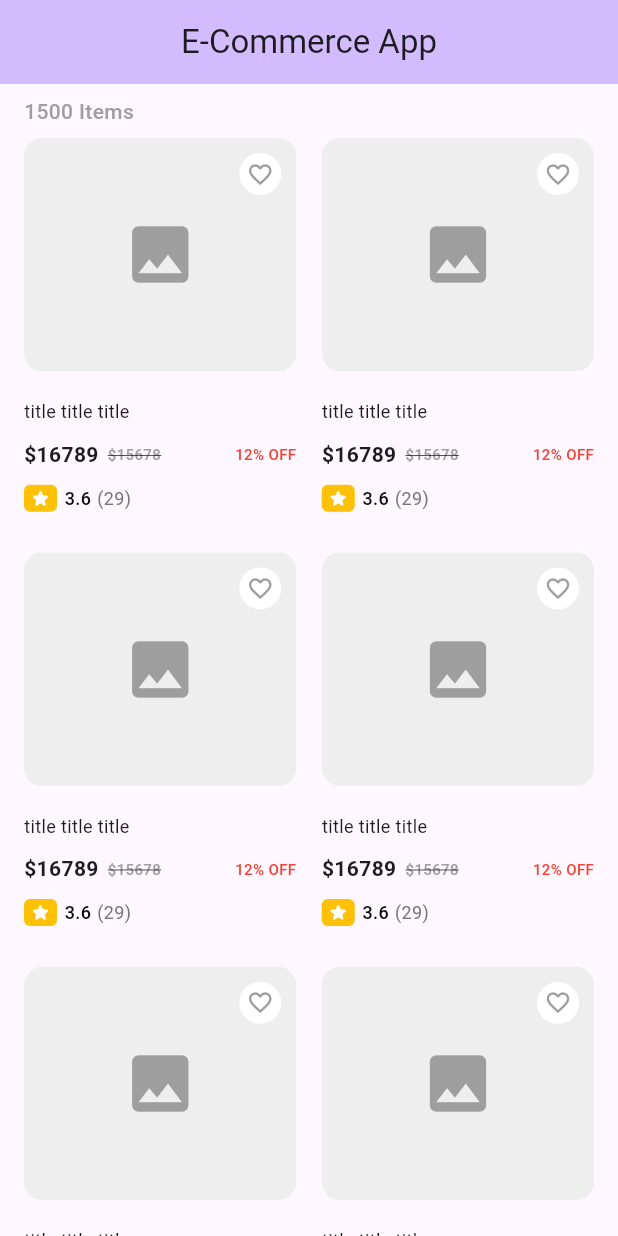
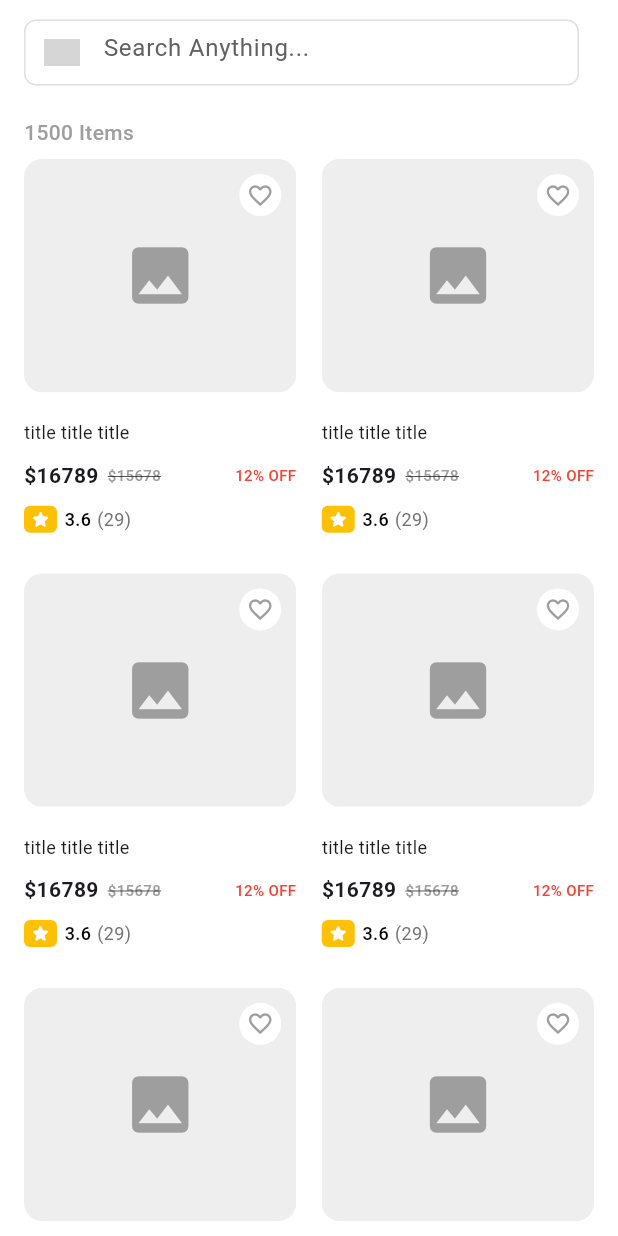
Before and after one commit to farhana-95/q_tech_shopping_app, a Flutter app: the screen it shows after launch, on a phone screen of 412 x 824 dp. Run offline on Flutter 3.47's test engine with Material 3 defaults, Android fonts, the phone set to English and light mode, and no system bars; our stand-ins replace flutter_riverpod; grey boxes are pictures that could not be loaded.

Commit message:
added search bar

```diff
--- a/lib/presentation/pages/home_page.dart
+++ b/lib/presentation/pages/home_page.dart
@@ -10,10 +10,48 @@ class HomePage extends ConsumerWidget {
   Widget build(BuildContext context, WidgetRef ref) {
 
     return Scaffold(
+      backgroundColor: Colors.white,
       appBar: AppBar(
-        title: const Text('E-Commerce App'),
-        centerTitle: true,
-        backgroundColor: Theme.of(context).colorScheme.inversePrimary,
+        backgroundColor: Colors.white,
+        elevation: 0,
+        toolbarHeight: 70,
+        title: Padding(
+          padding: const EdgeInsets.only(right: 10),
+          child: Row(
+            children: [
+              Expanded(
+                child: Container(
+                  height: 44,
+                  decoration: BoxDecoration(
+                    borderRadius: BorderRadius.circular(8),
+                    border: Border.all(color: Colors.grey[300]!, width: 1),
+                  ),
+                  child: TextField(
+                    onChanged: (value) {},
+                    decoration: InputDecoration(
+                      hintText: 'Search Anything...',
+                      hintStyle: TextStyle(color: Colors.grey[700], fontWeight: FontWeight.w400, fontSize: 16),
+                      prefixIcon: Padding(
+                        padding: const EdgeInsets.all(12.0),
+                        child: Image.asset(
+                          "assets/images/search-normal.png",
+                          height: 18,
+                          width: 18,
+                        ),
+                      ),
+                      border: InputBorder.none,
+                      contentPadding: const EdgeInsets.symmetric(vertical: 12),
+                    ),
+                  ),
+                ),
+              ),
+              // IconButton(
+              //   icon: const Icon(Icons.menu),
+              //   onPressed: () {},
+              // ),
+            ],
+          ),
+        ),
       ),
       body: Column(
         children: [
```
